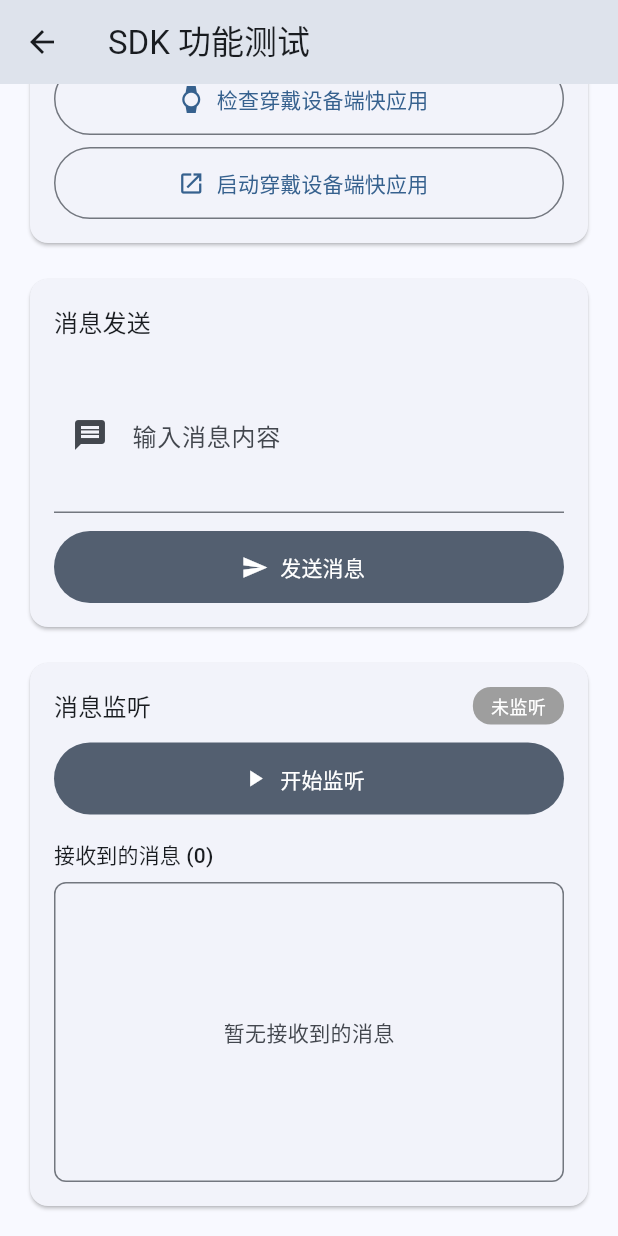
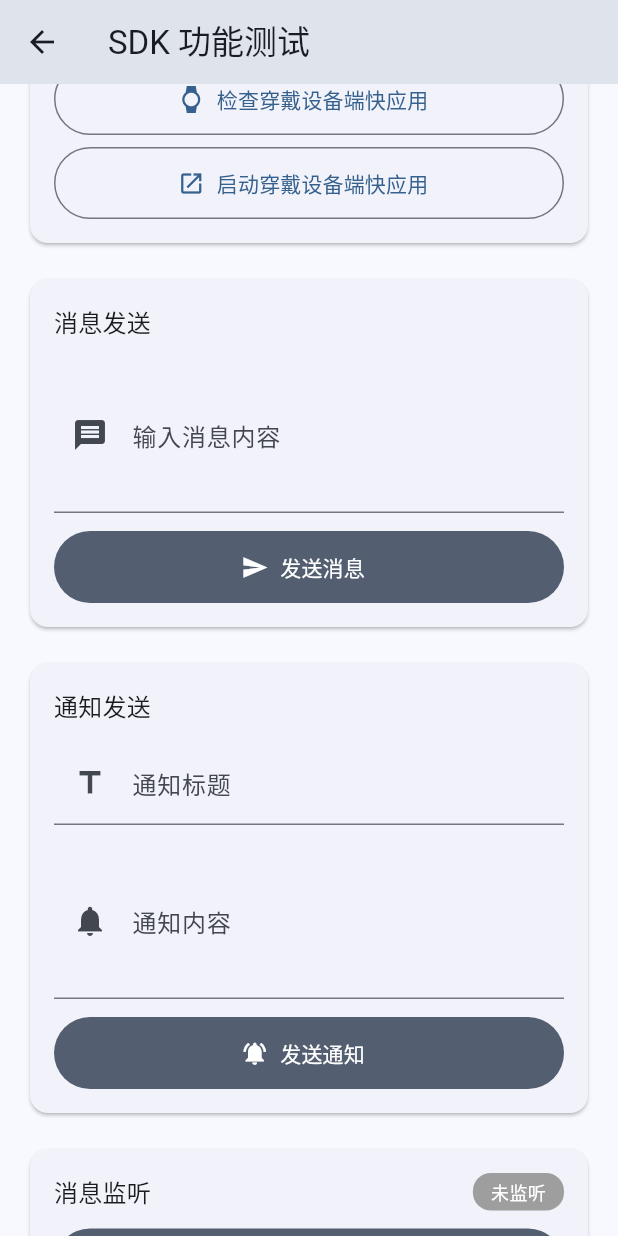
Before and after one commit to zaona/simple-weather-syncer, a Flutter app: the SdkTestPage screen opened directly, scrolled down 478 dp, on a phone screen of 412 x 824 dp. Run offline on Flutter 3.47's test engine with Material 3 defaults, Android fonts, the phone set to English and light mode, and no system bars; drawn by our look-alikes of dynamic_color; our stand-ins replace flutter_dotenv, shared_preferences; accounts and stored records are empty.

Commit message:
feat: 添加通知发送功能

```diff
--- a/lib/sdk_test_page.dart
+++ b/lib/sdk_test_page.dart
@@ -10,6 +10,8 @@ class SdkTestPage extends StatefulWidget {
 
 class _SdkTestPageState extends State<SdkTestPage> {
   final TextEditingController _messageController = TextEditingController();
+  final TextEditingController _notifyTitleController = TextEditingController();
+  final TextEditingController _notifyMessageController = TextEditingController();
   final List<String> _receivedMessages = [];
   final ScrollController _scrollController = ScrollController();
 
@@ -28,6 +30,8 @@ class _SdkTestPageState extends State<SdkTestPage> {
   @override
   void dispose() {
     _messageController.dispose();
+    _notifyTitleController.dispose();
+    _notifyMessageController.dispose();
     _scrollController.dispose();
     super.dispose();
   }
@@ -127,6 +131,25 @@ class _SdkTestPageState extends State<SdkTestPage> {
 
     await _executeAction('发送消息', () => WearableService.sendMessage(message));
     _messageController.clear();
+  }
+
+  Future<void> _sendNotification() async {
+    final title = _notifyTitleController.text.trim();
+    final message = _notifyMessageController.text.trim();
+
+    if (title.isEmpty) {
+      _setStatus('请输入通知标题', isError: true);
+      return;
+    }
+
+    if (message.isEmpty) {
+      _setStatus('请输入通知内容', isError: true);
+      return;
+    }
+
+    await _executeAction('发送通知', () => WearableService.sendNotification(title, message));
+    _notifyTitleController.clear();
+    _notifyMessageController.clear();
   }
 
   Widget _buildActionButton({
@@ -366,6 +389,49 @@ class _SdkTestPageState extends State<SdkTestPage> {
 
                 const SizedBox(height: 16),
 
+                // 通知发送
+                Card(
+                  child: Padding(
+                    padding: const EdgeInsets.all(16),
+                    child: Column(
+                      crossAxisAlignment: CrossAxisAlignment.start,
+                      children: [
+                        Text(
+                          '通知发送',
+                          style: Theme.of(context).textTheme.titleMedium,
+                        ),
+                        const SizedBox(height: 12),
+                        TextField(
+                          controller: _notifyTitleController,
+                          decoration: const InputDecoration(
+                            labelText: '通知标题',
+                            border: UnderlineInputBorder(),
+                            prefixIcon: Icon(Icons.title),
+                          ),
+                        ),
+                        const SizedBox(height: 12),
+                        TextField(
+                          controller: _notifyMessageController,
+                          decoration: const InputDecoration(
+                            labelText: '通知内容',
+                            border: UnderlineInputBorder(),
+                            prefixIcon: Icon(Icons.notifications),
+                          ),
+                          maxLines: 3,
+                        ),
+                        const SizedBox(height: 12),
+                        _buildActionButton(
+                          label: '发送通知',
+                          icon: Icons.notifications_active,
+                          onPressed: _sendNotification,
+                        ),
+                      ],
+                    ),
+                  ),
+                ),
+
+                const SizedBox(height: 16),
+
                 // 消息监听
                 Card(
                   child: Padding(
```
Also changed, not shown: lib/wearable_service.dart (+13 -0 lines), 1 other file.
